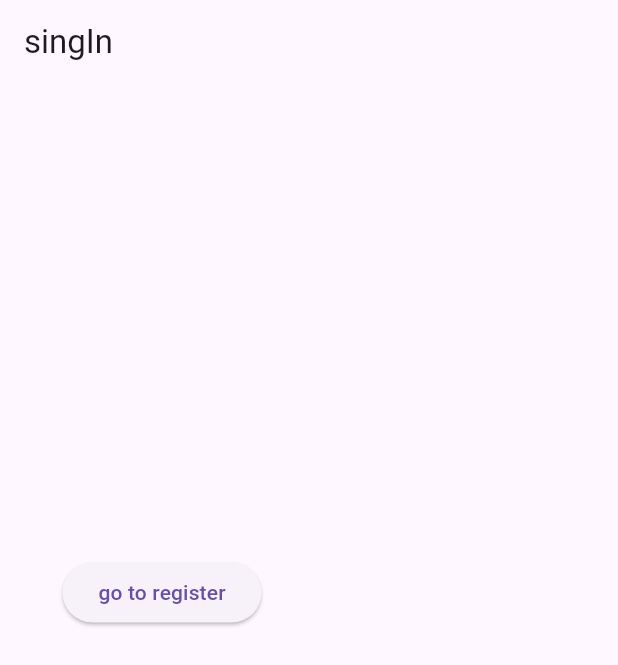
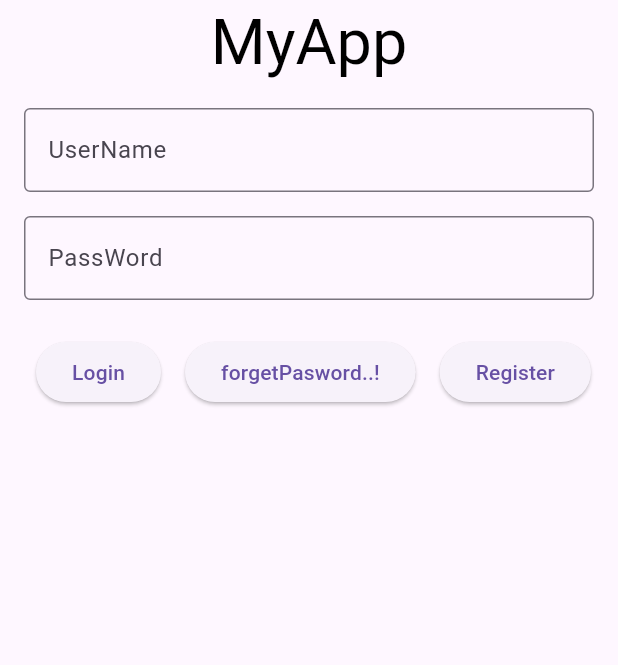
Before and after one commit to z-nt/programer_app, a Flutter app: the screen it shows after launch, on a phone screen of 412 x 824 dp. Shown: the top 665 px of the screen. Run offline on Flutter 3.47's test engine with Material 3 defaults, Android fonts, the phone set to English and light mode, and no system bars; our stand-ins replace go_router.

Commit message:
modified singin page

```diff
--- a/myapp/lib/pages/registery/singin.dart
+++ b/myapp/lib/pages/registery/singin.dart
@@ -13,24 +13,84 @@ class _SingInState extends State<SingIn> {
   Widget build(BuildContext context) {
       return Scaffold(
             appBar:AppBar(
-              title: Text('singIn'),
+              title: Text('MyApp'),
+              titleTextStyle: TextStyle(
+                color: Colors.black,
+                fontSize: 42,
               ),
-            body:Column(
+              centerTitle: true,
+            ),
+            body:Padding(
+              padding: const EdgeInsets.all(8.0),
+              child: Center(
+                child: Column(
+                  children:<Widget>[
+
+                    Padding(
+                      padding: const EdgeInsets.all(8.0),
+                      child: TextFormField(
+                          decoration: InputDecoration(
+                            border: OutlineInputBorder(),
+                            hintText: 'UserName',
+                          ),
+                      ),
+                    ),
+
+
+
+                    Padding(
+                      padding: const EdgeInsets.all(8.0),
+                      child: TextFormField(
+                          decoration: InputDecoration(
+                            border: OutlineInputBorder(),
+                            hintText: 'PassWord',
+                          ),
+                      ),
+                    ),
+
+
+                    Padding(
+                      padding: const EdgeInsets.all(8.0),
+                      child: Row(
                         children:<Widget>[
                           Padding(
                             padding: const EdgeInsets.all(8.0),
-                  child: Container(
-                    color: Colors.blue[2],
-                    width: 200,
-                    height: 299,
-                  ),
-                ),
-                ElevatedButton(
+                            child: ElevatedButton(
                                 onPressed: (){
                                   context.goNamed("regis");
                                 },
-                child: const Text('go to register'))
+                                child: const Text('Login')
+                                ),
+                          ),
+
+
+
+
+                            Padding(
+                              padding: const EdgeInsets.all(8.0),
+                              child: ElevatedButton(
+                                onPressed: (){
+
+                                },
+                                child:Text('forgetPasword..!')
+                                ),
+                            ),
+
+                            Padding(
+                              padding: const EdgeInsets.all(8.0),
+                              child: ElevatedButton(
+                                onPressed: (){
+
+                                },
+                                child:Text('Register')
+                                ),
+                            ),
                         ],
+                      ),
+                    )
+                  ],
+                ),
+              ),
             ),
       );
   }
```
Lines whose indentation alone changed are shown as unchanged.
